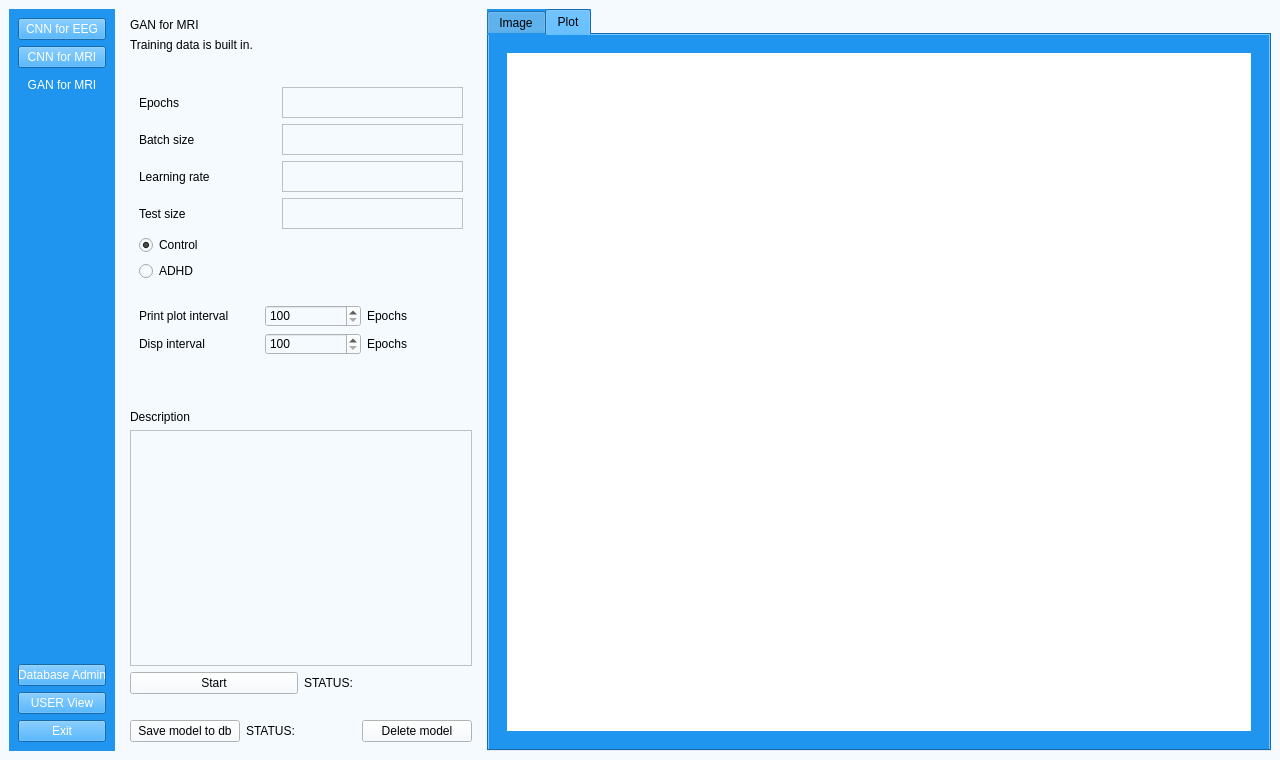
matimusial/ADHDPredictorApp, file UI/aUI_projekt_GAN.ui: the form before one commit.
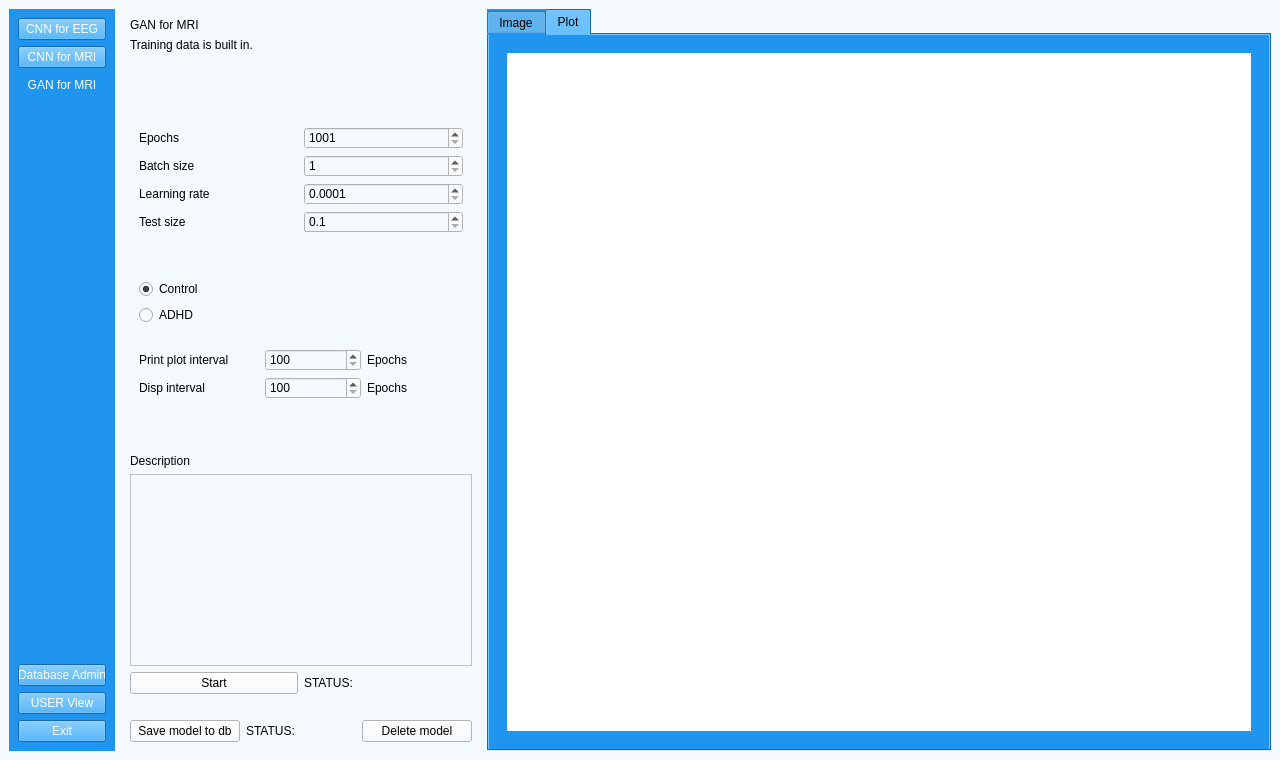
The form after the commit. Icons and pictures are not drawn.

Patch:
```diff
--- a/UI/aUI_projekt_GAN.ui
+++ b/UI/aUI_projekt_GAN.ui
@@ -193,112 +193,154 @@
               <widget class="QWidget" name="widget_2" native="true">
                <layout class="QVBoxLayout" name="verticalLayout_4">
                 <item>
-                 <layout class="QHBoxLayout" name="horizontalLayout">
+                 <spacer name="verticalSpacer_4">
+                  <property name="orientation">
+                   <enum>Qt::Vertical</enum>
+                  </property>
+                  <property name="sizeHint" stdset="0">
+                   <size>
+                    <width>20</width>
+                    <height>40</height>
+                   </size>
+                  </property>
+                 </spacer>
+                </item>
                   <item>
-                   <widget class="QLabel" name="epochs">
+                 <layout class="QVBoxLayout" name="verticalLayout_12">
+                  <item>
+                   <layout class="QHBoxLayout" name="horizontalLayout_4">
+                    <item>
+                     <widget class="QLabel" name="epochs_2">
+                      <property name="minimumSize">
+                       <size>
+                        <width>120</width>
+                        <height>0</height>
+                       </size>
+                      </property>
                     <property name="text">
                      <string>Epochs</string>
                     </property>
                    </widget>
                   </item>
                   <item>
-                   <widget class="QTextEdit" name="textEdit_epochs">
-                    <property name="minimumSize">
-                     <size>
-                      <width>181</width>
-                      <height>31</height>
-                     </size>
-                    </property>
-                    <property name="maximumSize">
-                     <size>
-                      <width>181</width>
-                      <height>31</height>
-                     </size>
+                     <widget class="QSpinBox" name="textEdit_epochs">
+                      <property name="minimum">
+                       <number>1001</number>
+                      </property>
+                      <property name="maximum">
+                       <number>9999999</number>
                     </property>
                    </widget>
                   </item>
                  </layout>
                 </item>
                 <item>
-                 <layout class="QHBoxLayout" name="horizontalLayout_2">
+                   <layout class="QHBoxLayout" name="horizontalLayout_3">
                   <item>
                    <widget class="QLabel" name="batch_size">
+                      <property name="minimumSize">
+                       <size>
+                        <width>120</width>
+                        <height>0</height>
+                       </size>
+                      </property>
                     <property name="text">
                      <string>Batch size</string>
                     </property>
                    </widget>
                   </item>
                   <item>
-                   <widget class="QTextEdit" name="textEdit_batch_size">
-                    <property name="minimumSize">
-                     <size>
-                      <width>181</width>
-                      <height>31</height>
-                     </size>
-                    </property>
-                    <property name="maximumSize">
-                     <size>
-                      <width>181</width>
-                      <height>31</height>
-                     </size>
+                     <widget class="QSpinBox" name="textEdit_batch_size">
+                      <property name="minimum">
+                       <number>1</number>
+                      </property>
+                      <property name="maximum">
+                       <number>10000</number>
                     </property>
                    </widget>
                   </item>
                  </layout>
                 </item>
                 <item>
-                 <layout class="QHBoxLayout" name="horizontalLayout_3">
+                   <layout class="QHBoxLayout" name="horizontalLayout_2">
                   <item>
                    <widget class="QLabel" name="learning_rate">
+                      <property name="minimumSize">
+                       <size>
+                        <width>120</width>
+                        <height>0</height>
+                       </size>
+                      </property>
                     <property name="text">
                      <string>Learning rate</string>
                     </property>
                    </widget>
                   </item>
                   <item>
-                   <widget class="QTextEdit" name="textEdit_learning_rate">
-                    <property name="minimumSize">
-                     <size>
-                      <width>181</width>
-                      <height>31</height>
-                     </size>
-                    </property>
-                    <property name="maximumSize">
-                     <size>
-                      <width>181</width>
-                      <height>31</height>
-                     </size>
+                     <widget class="QDoubleSpinBox" name="textEdit_learning_rate">
+                      <property name="decimals">
+                       <number>4</number>
+                      </property>
+                      <property name="minimum">
+                       <double>0.000100000000000</double>
+                      </property>
+                      <property name="maximum">
+                       <double>1.000000000000000</double>
+                      </property>
+                      <property name="singleStep">
+                       <double>0.000100000000000</double>
                     </property>
                    </widget>
                   </item>
                  </layout>
                 </item>
                 <item>
-                 <layout class="QHBoxLayout" name="horizontalLayout_4">
+                   <layout class="QHBoxLayout" name="horizontalLayout_5">
                   <item>
                    <widget class="QLabel" name="Test_size">
+                      <property name="minimumSize">
+                       <size>
+                        <width>120</width>
+                        <height>0</height>
+                       </size>
+                      </property>
                     <property name="text">
                      <string>Test size</string>
                     </property>
                    </widget>
                   </item>
                   <item>
-                   <widget class="QTextEdit" name="textEdit_test_size">
-                    <property name="minimumSize">
-                     <size>
-                      <width>181</width>
-                      <height>31</height>
-                     </size>
-                    </property>
-                    <property name="maximumSize">
-                     <size>
-                      <width>181</width>
-                      <height>31</height>
-                     </size>
+                     <widget class="QDoubleSpinBox" name="textEdit_test_size">
+                      <property name="decimals">
+                       <number>1</number>
+                      </property>
+                      <property name="minimum">
+                       <double>0.100000000000000</double>
+                      </property>
+                      <property name="maximum">
+                       <double>0.900000000000000</double>
+                      </property>
+                      <property name="singleStep">
+                       <double>0.100000000000000</double>
                     </property>
                    </widget>
                   </item>
                  </layout>
+                  </item>
+                 </layout>
+                </item>
+                <item>
+                 <spacer name="verticalSpacer_2">
+                  <property name="orientation">
+                   <enum>Qt::Vertical</enum>
+                  </property>
+                  <property name="sizeHint" stdset="0">
+                   <size>
+                    <width>20</width>
+                    <height>40</height>
+                   </size>
+                  </property>
+                 </spacer>
                 </item>
                 <item>
                  <widget class="QRadioButton" name="radioButton_Control">
```
Lines whose indentation alone changed are shown as unchanged.
